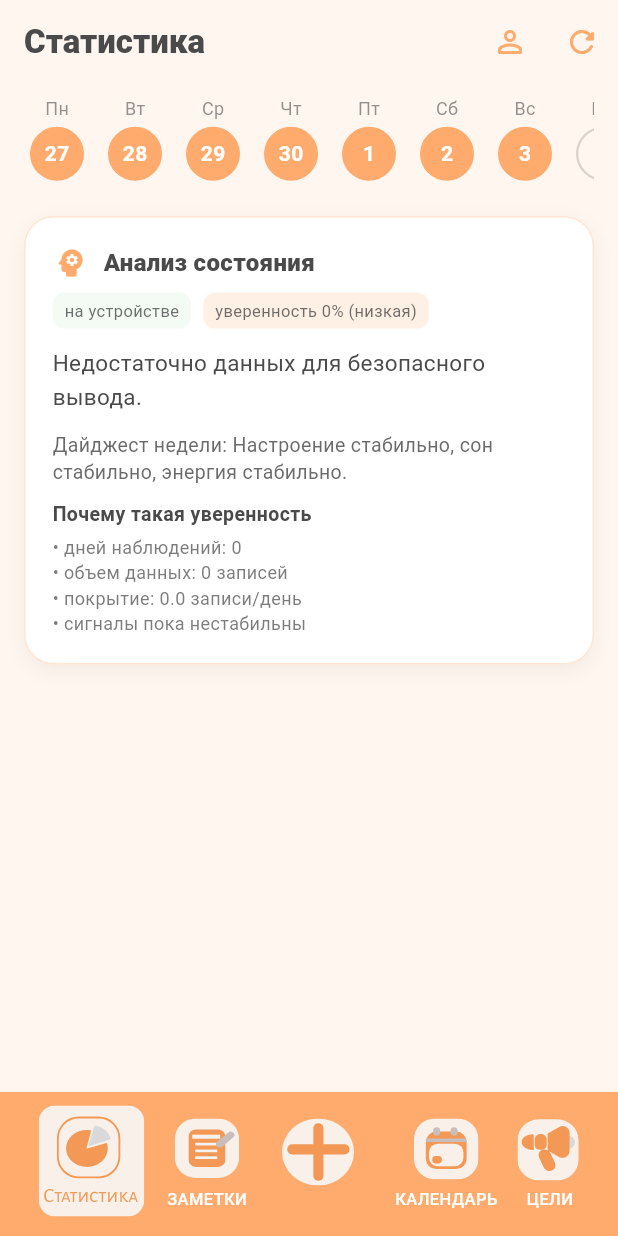
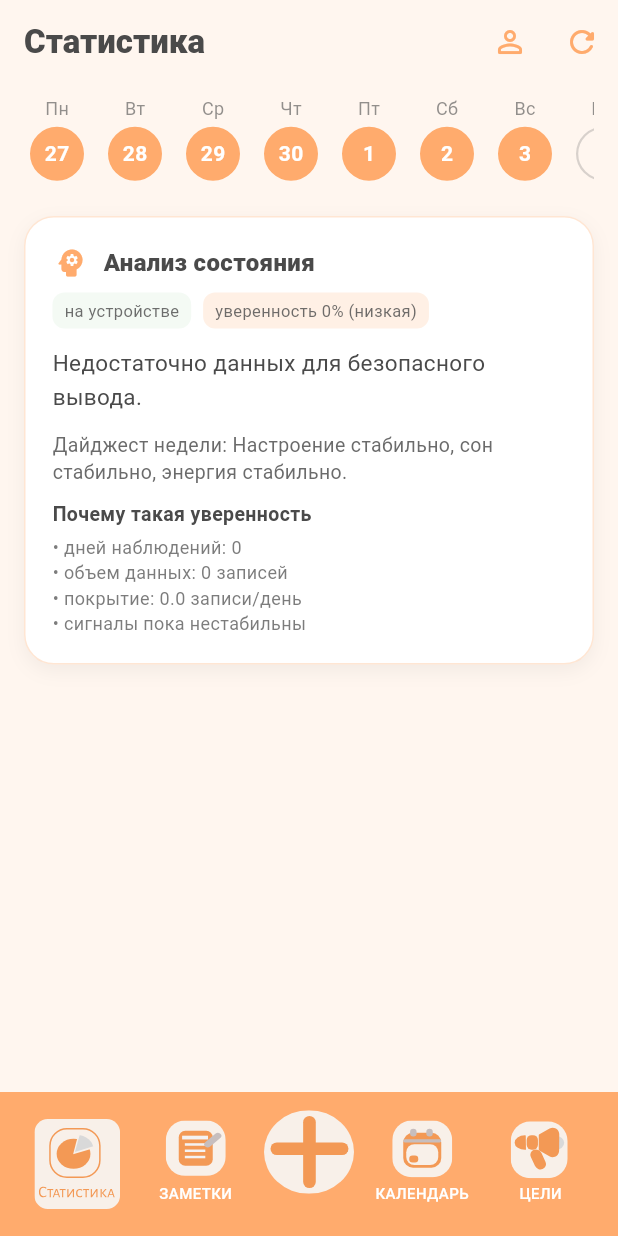
Before and after one commit to Redeter/flutter_application_dfd, a Flutter app: the screen it shows after launch, on a phone screen of 412 x 824 dp. Run offline on Flutter 3.47's test engine with Material 3 defaults, Android fonts, the phone set to English and light mode, and no system bars; our stand-ins replace flutter_local_notifications, flutter_secure_storage, flutter_svg, google_fonts, shared_preferences, timezone.

Commit message:
обновлена нижняя панель

```diff
--- a/lib/widgets/app_bottom_nav.dart
+++ b/lib/widgets/app_bottom_nav.dart
@@ -1,7 +1,16 @@
 import 'package:flutter/material.dart';
+import 'package:flutter_svg/flutter_svg.dart';
 
 import '../theme/app_colors.dart';
-import 'package:flutter_svg/flutter_svg.dart';
+
+/// Зона иконки фиксированной высоты; контент прижат к низу — нижний край не прыгает при 40↔60.
+const double _kBottomNavIconSlotHeight = 60;
+/// Высота блока подписи не меняется; текст скрывают через opacity, чтобы не дергалась верстка.
+const double _kBottomNavLabelSlotHeight = 20;
+/// Обычные иконки + подпись чуть выше (отрицательное dy — вверх).
+const double _kBottomNavInactiveLift = 10;
+/// Highlight-иконки активной вкладки чуть ниже.
+const double _kBottomNavActiveDrop = 10;
 
 /// Вкладки нижней панели (без центральной «+»).
 enum BottomNavTab { statistics, notes, calendar, articles }
@@ -24,53 +33,62 @@ class AppBottomNavBar extends StatelessWidget {
     return Container(
       height: 96,
       color: AppColors.orange,
-      padding: const EdgeInsets.symmetric(horizontal: 24),
+      padding: const EdgeInsets.fromLTRB(12, 0, 12, 0),
       child: Stack(
         alignment: Alignment.center,
+        clipBehavior: Clip.none,
         children: [
           Row(
-            mainAxisAlignment: MainAxisAlignment.spaceBetween,
+            crossAxisAlignment: CrossAxisAlignment.end,
             children: [
-              _BottomNavItem(
+              Expanded(
+                child: _BottomNavItem(
                   label: 'СТАТИСТИКА',
                   isActive: activeTab == BottomNavTab.statistics,
                   iconBuilder: (a) => StatisticsNavIcon(active: a),
                   onTap: () => onTabSelected(BottomNavTab.statistics),
                 ),
-              _BottomNavItem(
+              ),
+              Expanded(
+                child: _BottomNavItem(
                   label: 'ЗАМЕТКИ',
                   isActive: activeTab == BottomNavTab.notes,
                   iconBuilder: (a) => NotesNavIcon(active: a),
                   onTap: () => onTabSelected(BottomNavTab.notes),
                 ),
+              ),
               const SizedBox(width: 72),
-              _BottomNavItem(
+              Expanded(
+                child: _BottomNavItem(
                   label: 'КАЛЕНДАРЬ',
                   isActive: activeTab == BottomNavTab.calendar,
                   iconBuilder: (a) => CalendarNavIcon(active: a),
                   onTap: () => onTabSelected(BottomNavTab.calendar),
                 ),
-              _BottomNavItem(
+              ),
+              Expanded(
+                child: _BottomNavItem(
                   label: 'ЦЕЛИ',
                   isActive: activeTab == BottomNavTab.articles,
                   iconBuilder: (a) => ArticlesNavIcon(active: a),
                   onTap: () => onTabSelected(BottomNavTab.articles),
+                ),
               ),
             ],
           ),
           Positioned(
             child: GestureDetector(
               onTap: onCenterTap,
-              child: Container(
+              child: SizedBox(
                 width: 72,
                 height: 72,
                 child: Center(
                   child: Transform.translate(
-                    offset: const Offset(6, -8),
+                    offset: const Offset(0, -8),
                     child: SvgPicture.asset(
                       'assets/icons/plus.svg',
-                      width: 48,
-                      height: 48,
+                      width: 60,
+                      height: 60,
                     ),
                   ),
                 ),
@@ -101,22 +119,55 @@ class _BottomNavItem extends StatelessWidget {
     return GestureDetector(
       onTap: onTap,
       behavior: HitTestBehavior.opaque,
+      child: Transform.translate(
+        offset: Offset(
+          0,
+          isActive ? _kBottomNavActiveDrop : -_kBottomNavInactiveLift,
+        ),
+        child: SizedBox(
+          width: double.infinity,
+          height: _kBottomNavIconSlotHeight + _kBottomNavLabelSlotHeight,
           child: Column(
-        mainAxisAlignment: MainAxisAlignment.center,
+            mainAxisSize: MainAxisSize.max,
             children: [
-          iconBuilder(isActive),
-          if (!isActive) ...[
-            const SizedBox(height: 4),
-            Text(
+              SizedBox(
+                height: _kBottomNavIconSlotHeight,
+                width: double.infinity,
+                child: Align(
+                  alignment: Alignment.bottomCenter,
+                  child: iconBuilder(isActive),
+                ),
+              ),
+              SizedBox(
+                height: _kBottomNavLabelSlotHeight,
+                width: double.infinity,
+                child: Align(
+                  alignment: Alignment.topCenter,
+                  child: Padding(
+                    padding: const EdgeInsets.only(top: 2),
+                    child: ExcludeSemantics(
+                      excluding: isActive,
+                      child: Opacity(
+                        opacity: isActive ? 0 : 1,
+                        child: Text(
                           label.toUpperCase(),
+                          maxLines: 1,
+                          overflow: TextOverflow.ellipsis,
+                          textAlign: TextAlign.center,
                           style: const TextStyle(
-                fontSize: 11,
+                            fontSize: 10,
                             fontWeight: FontWeight.w500,
                             color: AppColors.white,
                           ),
                         ),
+                      ),
+                    ),
+                  ),
+                ),
+              ),
             ],
-        ],
+          ),
+        ),
       ),
     );
   }
@@ -129,16 +180,13 @@ class StatisticsNavIcon extends StatelessWidget {
 
   @override
   Widget build(BuildContext context) {
-    final size = active ? 74.0 : 43.0;
-    return Transform.translate(
-      offset: const Offset(0, -2),
-      child: SvgPicture.asset(
+    final size = active ? 60.0 : 40.0;
+    return SvgPicture.asset(
       active
           ? 'assets/icons/highlighted diagram.svg'
           : 'assets/icons/Diagram.svg',
       width: size,
       height: size,
-      ),
     );
   }
 }
@@ -150,7 +198,7 @@ class NotesNavIcon extends StatelessWidget {
 
   @override
   Widget build(BuildContext context) {
-    final size = active ? 67.0 : 43.0;
+    final size = active ? 60.0 : 40.0;
     return SvgPicture.asset(
       active
           ? 'assets/icons/highlighted notebook.svg'
@@ -168,7 +216,7 @@ class CalendarNavIcon extends StatelessWidget {
 
   @override
   Widget build(BuildContext context) {
-    final size = active ? 66.0 : 43.0;
+    final size = active ? 60.0 : 40.0;
     return SvgPicture.asset(
       active
           ? 'assets/icons/highlighted calendar.svg'
@@ -186,7 +234,7 @@ class ArticlesNavIcon extends StatelessWidget {
 
   @override
   Widget build(BuildContext context) {
-    final size = active ? 66.0 : 43.0;
+    final size = active ? 60.0 : 40.0;
     return SvgPicture.asset(
       active
           ? 'assets/icons/highlighted megaphone.svg'
```
Also changed, not shown: assets/icons/highlighted calendar.svg, assets/icons/highlighted megaphone.svg, assets/icons/highlighted notebook.svg. Lines whose indentation alone changed are shown as unchanged.
